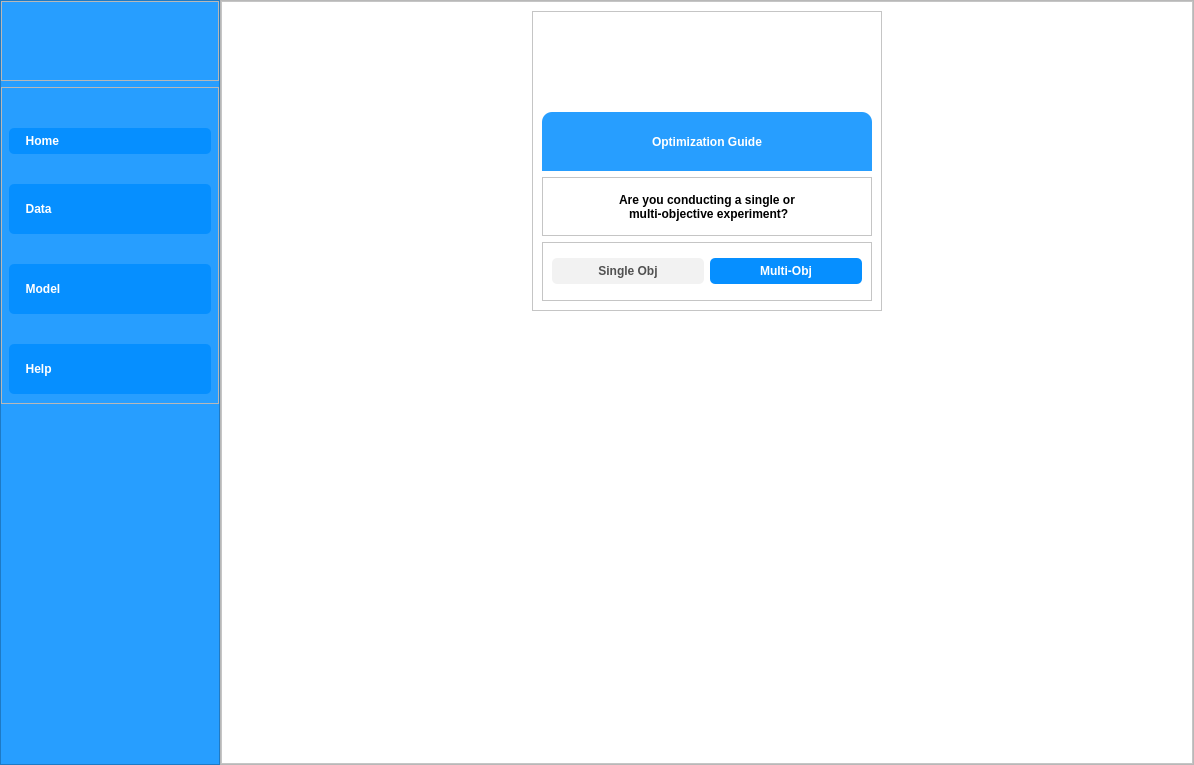
ali7haider/Active-Learning-Platform_PyQT5_Desktop_App, file main.ui: the form before one commit.
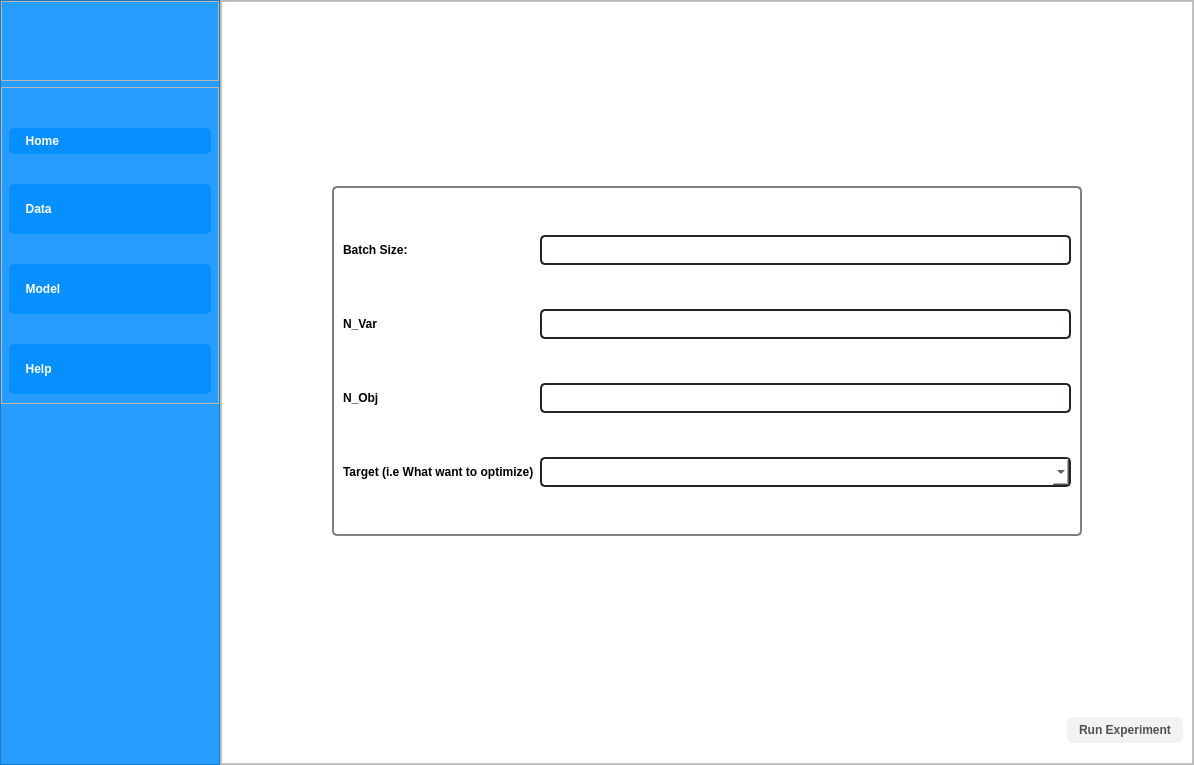
The form after the commit. Icons and pictures are not drawn.

Commit message: Adding batch page in UI

```diff
--- a/main.ui
+++ b/main.ui
@@ -729,7 +729,7 @@
              <string notr="true">background-color:white;</string>
             </property>
             <property name="currentIndex">
-             <number>3</number>
+             <number>5</number>
             </property>
             <widget class="QWidget" name="homePage">
              <property name="styleSheet">
@@ -1640,6 +1640,7 @@
                           <string notr="true">QLabel{
 	font:  12pt &quot;Calibri&quot;;
 	font: 75 14pt &quot;Calibri&quot;;
+font-weight:bold;
 color:#fff;
 
 }</string>
@@ -1688,7 +1689,10 @@
                       </property>
                       <layout class="QHBoxLayout" name="horizontalLayout_8">
                        <item>
-                        <widget class="QPushButton" name="pushButton_4">
+                        <widget class="QPushButton" name="btnSingleObj">
+                         <property name="cursor">
+                          <cursorShape>PointingHandCursor</cursorShape>
+                         </property>
                          <property name="styleSheet">
                           <string notr="true">
 QPushButton {
@@ -1737,6 +1741,289 @@
               </item>
              </layout>
             </widget>
+            <widget class="QWidget" name="SingleObjPage">
+             <property name="styleSheet">
+              <string notr="true">QLabel{
+	font:  12pt &quot;Calibri&quot;;
+color:black;
+}</string>
+             </property>
+             <layout class="QVBoxLayout" name="verticalLayout_23">
+              <property name="leftMargin">
+               <number>0</number>
+              </property>
+              <property name="topMargin">
+               <number>0</number>
+              </property>
+              <property name="rightMargin">
+               <number>0</number>
+              </property>
+              <property name="bottomMargin">
+               <number>0</number>
+              </property>
+              <item>
+               <widget class="QFrame" name="frame_26">
+                <property name="frameShape">
+                 <enum>QFrame::StyledPanel</enum>
+                </property>
+                <property name="frameShadow">
+                 <enum>QFrame::Raised</enum>
+                </property>
+                <layout class="QVBoxLayout" name="verticalLayout_24">
+                 <property name="leftMargin">
+                  <number>0</number>
+                 </property>
+                 <property name="topMargin">
+                  <number>0</number>
+                 </property>
+                 <property name="rightMargin">
+                  <number>0</number>
+                 </property>
+                 <property name="bottomMargin">
+                  <number>0</number>
+                 </property>
+                 <item>
+                  <widget class="QFrame" name="frame_27">
+                   <property name="maximumSize">
+                    <size>
+                     <width>16777215</width>
+                     <height>100</height>
+                    </size>
+                   </property>
+                   <property name="frameShape">
+                    <enum>QFrame::StyledPanel</enum>
+                   </property>
+                   <property name="frameShadow">
+                    <enum>QFrame::Raised</enum>
+                   </property>
+                   <layout class="QVBoxLayout" name="verticalLayout_25">
+                    <item>
+                     <widget class="QLabel" name="label_12">
+                      <property name="styleSheet">
+                       <string notr="true">font: 14pt &quot;Calibri&quot;;</string>
+                      </property>
+                      <property name="text">
+                       <string>Single Objective Experiment</string>
+                      </property>
+                      <property name="alignment">
+                       <set>Qt::AlignCenter</set>
+                      </property>
+                     </widget>
+                    </item>
+                   </layout>
+                  </widget>
+                 </item>
+                 <item>
+                  <widget class="QFrame" name="frame_28">
+                   <property name="frameShape">
+                    <enum>QFrame::StyledPanel</enum>
+                   </property>
+                   <property name="frameShadow">
+                    <enum>QFrame::Raised</enum>
+                   </property>
+                   <layout class="QVBoxLayout" name="verticalLayout_26">
+                    <property name="topMargin">
+                     <number>0</number>
+                    </property>
+                    <property name="bottomMargin">
+                     <number>11</number>
+                    </property>
+                    <item>
+                     <widget class="QFrame" name="frame_29">
+                      <property name="maximumSize">
+                       <size>
+                        <width>16777215</width>
+                        <height>50</height>
+                       </size>
+                      </property>
+                      <property name="frameShape">
+                       <enum>QFrame::StyledPanel</enum>
+                      </property>
+                      <property name="frameShadow">
+                       <enum>QFrame::Raised</enum>
+                      </property>
+                      <layout class="QVBoxLayout" name="verticalLayout_27">
+                       <item>
+                        <widget class="QLabel" name="label_13">
+                         <property name="styleSheet">
+                          <string notr="true">font: 13pt &quot;Calibri&quot;;</string>
+                         </property>
+                         <property name="text">
+                          <string>Define the Search Space</string>
+                         </property>
+                        </widget>
+                       </item>
+                      </layout>
+                     </widget>
+                    </item>
+                    <item>
+                     <widget class="QFrame" name="frame_30">
+                      <property name="frameShape">
+                       <enum>QFrame::StyledPanel</enum>
+                      </property>
+                      <property name="frameShadow">
+                       <enum>QFrame::Raised</enum>
+                      </property>
+                     </widget>
+                    </item>
+                   </layout>
+                  </widget>
+                 </item>
+                </layout>
+               </widget>
+              </item>
+             </layout>
+            </widget>
+            <widget class="QWidget" name="batchPage">
+             <property name="styleSheet">
+              <string notr="true">QLabel{
+	font:  12pt &quot;Calibri&quot;;
+color:black;
+}</string>
+             </property>
+             <layout class="QVBoxLayout" name="verticalLayout_28">
+              <property name="leftMargin">
+               <number>0</number>
+              </property>
+              <property name="topMargin">
+               <number>0</number>
+              </property>
+              <property name="rightMargin">
+               <number>0</number>
+              </property>
+              <property name="bottomMargin">
+               <number>0</number>
+              </property>
+              <item>
+               <widget class="QFrame" name="frame_31">
+                <property name="frameShape">
+                 <enum>QFrame::StyledPanel</enum>
+                </property>
+                <property name="frameShadow">
+                 <enum>QFrame::Raised</enum>
+                </property>
+                <layout class="QVBoxLayout" name="verticalLayout_29">
+                 <property name="bottomMargin">
+                  <number>20</number>
+                 </property>
+                 <item alignment="Qt::AlignHCenter|Qt::AlignVCenter">
+                  <widget class="QFrame" name="frame_32">
+                   <property name="minimumSize">
+                    <size>
+                     <width>750</width>
+                     <height>350</height>
+                    </size>
+                   </property>
+                   <property name="styleSheet">
+                    <string notr="true">#frame_32{
+border:2px solid grey;
+border-radius:5px;
+}
+</string>
+                   </property>
+                   <property name="frameShape">
+                    <enum>QFrame::StyledPanel</enum>
+                   </property>
+                   <property name="frameShadow">
+                    <enum>QFrame::Raised</enum>
+                   </property>
+                   <layout class="QGridLayout" name="gridLayout_5">
+                    <item row="0" column="1">
+                     <widget class="QLineEdit" name="lineEdit">
+                      <property name="maximumSize">
+                       <size>
+                        <width>16777215</width>
+                        <height>30</height>
+                       </size>
+                      </property>
+                     </widget>
+                    </item>
+                    <item row="0" column="0">
+                     <widget class="QLabel" name="label_14">
+                      <property name="text">
+                       <string>Batch Size:</string>
+                      </property>
+                     </widget>
+                    </item>
+                    <item row="3" column="0">
+                     <widget class="QLabel" name="label_15">
+                      <property name="text">
+                       <string>Target (i.e What want to optimize)</string>
+                      </property>
+                     </widget>
+                    </item>
+                    <item row="1" column="0">
+                     <widget class="QLabel" name="label_16">
+                      <property name="text">
+                       <string>N_Var</string>
+                      </property>
+                     </widget>
+                    </item>
+                    <item row="2" column="0">
+                     <widget class="QLabel" name="label_17">
+                      <property name="text">
+                       <string>N_Obj</string>
+                      </property>
+                     </widget>
+                    </item>
+                    <item row="1" column="1">
+                     <widget class="QLineEdit" name="lineEdit_2">
+                      <property name="maximumSize">
+                       <size>
+                        <width>16777215</width>
+                        <height>30</height>
+                       </size>
+                      </property>
+                     </widget>
+                    </item>
+                    <item row="2" column="1">
+                     <widget class="QLineEdit" name="lineEdit_3">
+                      <property name="maximumSize">
+                       <size>
+                        <width>16777215</width>
+                        <height>30</height>
+                       </size>
+                      </property>
+                     </widget>
+                    </item>
+                    <item row="3" column="1">
+                     <widget class="QComboBox" name="comboBox">
+                      <property name="maximumSize">
+                       <size>
+                        <width>16777215</width>
+                        <height>30</height>
+                       </size>
+                      </property>
+                     </widget>
+                    </item>
+                   </layout>
+                  </widget>
+                 </item>
+                 <item alignment="Qt::AlignRight">
+                  <widget class="QPushButton" name="pushButton_4">
+                   <property name="styleSheet">
+                    <string notr="true">QPushButton {
+    color: white;                      /* Text color */
+    border-radius: 6px;                /* Rounded corners */
+    padding: 6px 12px;                 /* Padding inside button */
+    font-weight: bold;                 /* Bold text */
+    background-color: #f2f2f2;
+    font:  12pt &quot;Calibri&quot;;
+    color: #515151;
+    box-shadow: 0 4px 6px rgba(128, 128, 128, 0.2); /* Grey shadow */
+}
+</string>
+                   </property>
+                   <property name="text">
+                    <string>Run Experiment</string>
+                   </property>
+                  </widget>
+                 </item>
+                </layout>
+               </widget>
+              </item>
+             </layout>
+            </widget>
             <widget class="QWidget" name="helpPage">
              <layout class="QVBoxLayout" name="verticalLayout_11">
               <property name="spacing">
```
Left out of the diff: 7 changed lines with no effect on the pictures. The commit also changes 2 other files.
